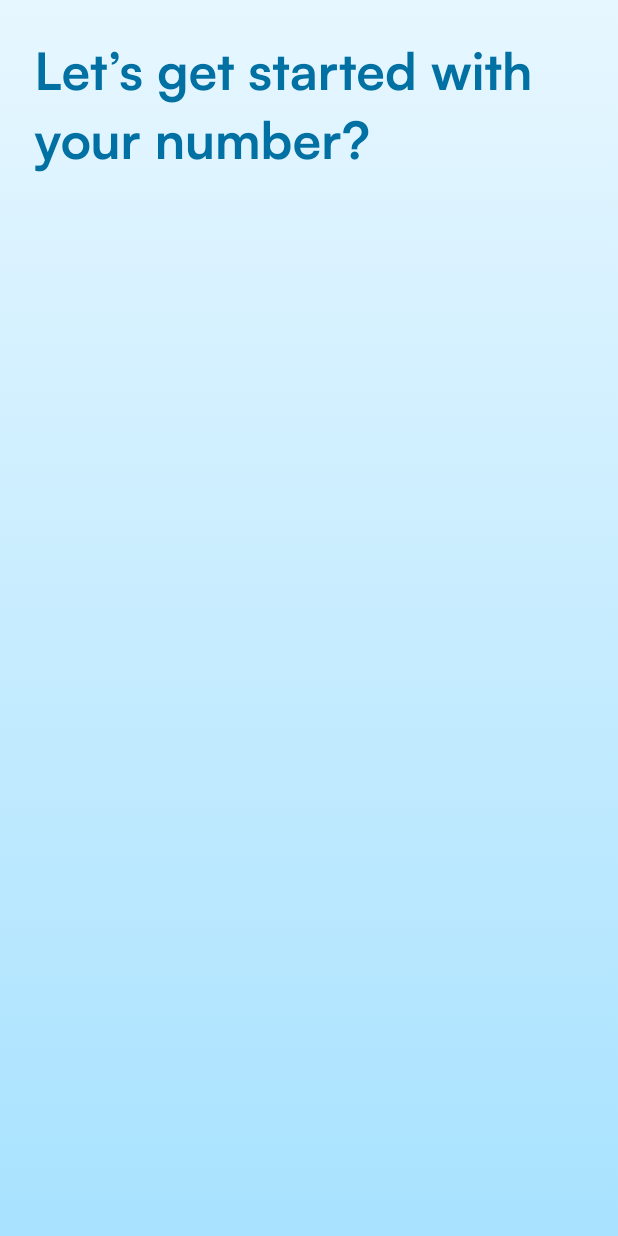
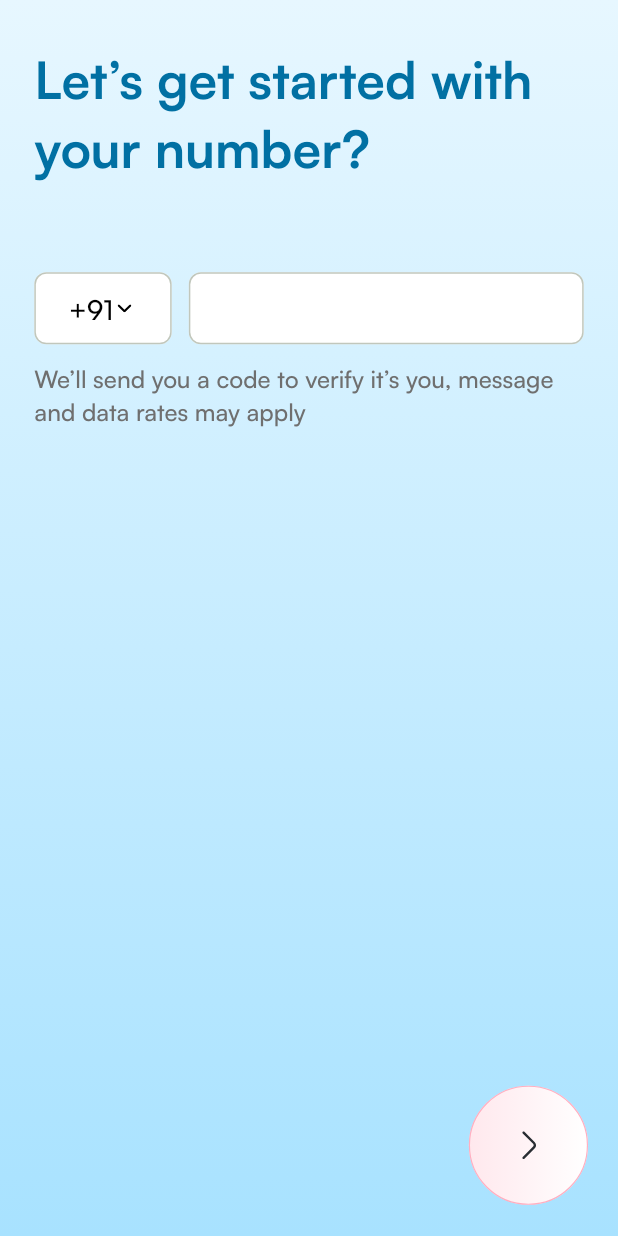
Before and after one commit to JAY-PANCHAL/felicidate_new_mvp, a Flutter app: the screen it shows after launch, after a tap on "Use mobile number", on a phone screen of 412 x 824 dp. Run offline on Flutter 3.47's test engine with Material 3 defaults, Android fonts, the phone set to English and light mode, and no system bars; drawn by our look-alikes of modal_progress_hud_nsn; our stand-ins replace dio, extended_image, flutter_screenutil, flutter_secure_storage, flutter_svg, fluttertoast and 5 more.

Commit message:
- enter number screen done

```diff
--- a/lib/common/CommanTextField.dart
+++ b/lib/common/CommanTextField.dart
@@ -48,7 +48,7 @@ class CustomTextField extends StatefulWidget {
     this.labelKey,
     this.controller,
     this.focusNode,
-    this.decoration = const InputDecoration(),
+    this.decoration,
     this.keyboardType = TextInputType.text,
     this.textInputAction,
     this.textCapitalization = TextCapitalization.none,
@@ -135,16 +135,50 @@ class _CustomTextFieldState extends State<CustomTextField> {
       controller: widget.controller,
       focusNode: _focusNode,
       decoration: widget.decoration ?? InputDecoration(
+        filled: true,
+        fillColor: WHITE,
+        focusColor: WHITE,
+        contentPadding: EdgeInsets.only(left: 15,top: 10),
+        errorMaxLines: 2,
+        hintText: "",
+        hintStyle: Styles.textFontRegular(size: 16,color: GREY_COLOR),
+        border: OutlineInputBorder(
+          borderRadius: BorderRadius.circular(8.0),
+          borderSide: const BorderSide(
+              color: DIVIDER_COLOR,
+              width: 1
+          ),
+        ),
+
+        disabledBorder: OutlineInputBorder(
+          borderRadius: BorderRadius.circular(8.0),
+          borderSide: const BorderSide(
+            color: DIVIDER_COLOR, // Color when focused
+            width: 1,
+          ),
+        ),
+
+        errorBorder: OutlineInputBorder(
+          borderRadius: BorderRadius.circular(8.0),
+          borderSide: const BorderSide(
+            color: RED, // Color when focused
+            width: 1,
+          ),
+        ),
         focusedBorder: OutlineInputBorder(
-          borderRadius: BorderRadius.circular(100),
-          borderSide: BorderSide(color: _borderColor),
+          borderRadius: BorderRadius.circular(8.0),
+          borderSide: const BorderSide(
+            color: PRIMARY_COLOR, // Color when focused
+            width: 1,
+          ),
         ),
         enabledBorder: OutlineInputBorder(
-          borderRadius: BorderRadius.circular(100),
-          borderSide: BorderSide(color: _borderColor),
+          borderRadius: BorderRadius.circular(8.0),
+          borderSide: const BorderSide(
+            color: DIVIDER_COLOR,
+            width: 1,
+          ),
         ),
-        contentPadding: EdgeInsets.only(left: 15.w, right: 10.w),
-        errorText: _errorText,
       ),
       keyboardType: widget.keyboardType,
       cursorHeight: widget.cursorHeight ?? 19.h,
--- a/lib/common/utils/app_constants.dart
+++ b/lib/common/utils/app_constants.dart
@@ -14,10 +14,12 @@ import 'package:get/get.dart';
 import 'package:intl/intl.dart';
 import '../../network/model/user_model.dart';
 import '../../routes/app_pages.dart';
+import '../../ui/widget/image_view.dart';
 import 'Styles.dart';
 import 'app_constants.dart';
 import 'color_constants.dart';
 import 'dimensions.dart';
+import 'image_paths.dart';
 
 class AppConstants {
 
@@ -288,4 +290,20 @@ class AppConstants {
       throw 'Could not launch $phoneUri';
     }
   }
+
+  static CommonFloatButton({onTap}){
+    return GestureDetector(
+      onTap: (){
+        onTap();
+      },
+      child: ImageView(
+        width: 75.sp,
+        height: 75.sp,
+        boxFit: BoxFit.contain,
+        image: AppSvgIcons.icFloatButtonIcon,
+        imageType: ImageType.svg,
+      ),
+    );
+  }
+
 }
--- /dev/null
+++ b/lib/common/utils/app_valid.dart
@@ -0,0 +1,7 @@
+
+
+String? commonValidation(String? value,String error) {
+  return value != null && value.trim().isNotEmpty
+      ? null
+      : error??"";
+}
--- a/lib/common/utils/image_paths.dart
+++ b/lib/common/utils/image_paths.dart
@@ -4,6 +4,8 @@ class AppSvgIcons {
   static const String facBookIcon = 'assets/icons/svgIcons/face_book_icon.svg';
   static const String googleSvg = 'assets/icons/svgIcons/google_svg.svg';
   static const String phoneIcon = 'assets/icons/svgIcons/phone_icon.svg';
+  static const String icDropIcon = 'assets/icons/svgIcons/drop_icon.svg';
+  static const String icFloatButtonIcon = 'assets/icons/svgIcons/float_buttom_icon.svg';
 
 
 
--- a/lib/common/utils/strings.dart
+++ b/lib/common/utils/strings.dart
@@ -120,7 +120,7 @@ class Strings {
   static const String errorStreet = "Please enter Street";
   static const String errorAddressType = "Please enter Address Type";
   static const String errorAddressDetails = "Please enter building/Flat.no";
-  static const String errorPhone = "Please enter phone number";
+
 
   static get validPwdField =>
       "kindly use a mix of upper and lowercase \nletters,numbers, symbols and minimum \n6 characters length";
@@ -139,5 +139,7 @@ class Strings {
   static const withFacebook = 'with Facebook';
   static const useMobileNumber = 'Use mobile number';
   static const startedWithYourNumber = 'Let’s get started with your number? ';
+  static const errorPhone = "Please enter phone number";
+  static const messageNumber = "We’ll send you a code to verify it’s you, message and data rates may apply";
 
 }
--- a/lib/routes/app_pages.dart
+++ b/lib/routes/app_pages.dart
@@ -2,6 +2,7 @@ import 'package:get/get.dart';
 
 import '../main.dart';
 import '../ui/screens/auth/login_screen.dart';
+import '../ui/screens/auth/phoneLogin/phoneOtp/phone_otp_screen.dart';
 import '../ui/screens/auth/phoneLogin/phone_login_screen.dart';
 
 part 'app_routes.dart';
@@ -25,5 +26,10 @@ class AppPages {
         page: () => PhoneLoginScreen(),
         transition: Transition.rightToLeft),
 
+    GetPage(
+        name: Routes.phoneOtpScreen,
+        page: () => PhoneOtpScreen(),
+        transition: Transition.rightToLeft),
+
   ];
 }
--- a/lib/routes/app_routes.dart
+++ b/lib/routes/app_routes.dart
@@ -8,6 +8,7 @@ abstract class Routes {
   //
   // static const login = '/login';
    static const phoneLoginScreen = '/PhoneLoginScreen';
+   static const phoneOtpScreen = '/PhoneOtpScreen';
 
 
 }
--- /dev/null
+++ b/lib/ui/screens/auth/phoneLogin/phoneOtp/phone_otp_controller.dart
@@ -0,0 +1,29 @@
+import 'dart:async';
+
+import 'package:felicidade/common/dependency_injection.dart';
+import 'package:flutter/material.dart';
+import 'package:get/get.dart';
+
+import '../../../../../controller/base_controller.dart';
+
+
+
+class PhoneOtpController extends BaseController {
+
+  var number = "".obs;
+
+
+
+  @override
+  Future<void> onInit() async {
+    var data = Get.arguments;
+    if(data!=null){
+      number.value = data;
+    }
+    super.onInit();
+  }
+
+
+
+
+}
--- /dev/null
+++ b/lib/ui/screens/auth/phoneLogin/phoneOtp/phone_otp_screen.dart
@@ -0,0 +1,97 @@
+import 'package:felicidade/common/utils/Styles.dart';
+import 'package:felicidade/common/utils/app_valid.dart';
+import 'package:felicidade/common/utils/image_paths.dart';
+import 'package:felicidade/ui/screens/auth/phoneLogin/phoneOtp/phone_otp_controller.dart';
+import 'package:felicidade/ui/screens/auth/phoneLogin/phone_login_controller.dart';
+import 'package:felicidade/ui/widget/constants/app_colors.dart';
+import 'package:flutter/material.dart';
+import 'package:flutter_screenutil/flutter_screenutil.dart';
+import 'package:get/get.dart';
+
+import 'package:modal_progress_hud_nsn/modal_progress_hud_nsn.dart';
+
+import '../../../../../common/utils/app_constants.dart';
+
+import '../../../../../common/utils/strings.dart';
+import '../../../../widget/image_view.dart';
+
+
+
+class PhoneOtpScreen extends StatefulWidget {
+  PhoneOtpScreen({Key? key}) : super(key: key);
+
+  @override
+  State<StatefulWidget> createState() => PhoneOtpScreenState();
+}
+
+class PhoneOtpScreenState extends State<PhoneOtpScreen> {
+  final PhoneOtpController phoneOtpController = Get.put(PhoneOtpController());
+
+  @override
+  void initState() {
+    super.initState();
+  }
+
+  @override
+  void dispose() {
+    super.dispose();
+    Get.delete<PhoneOtpController>();
+  }
+
+
+
+  @override
+  Widget build(BuildContext context) {
+    ScreenUtil.init(context);
+    return Obx(() {
+      return ModalProgressHUD(
+        color: Colors.black.withOpacity(0.6),
+        dismissible: false,
+        progressIndicator: AppConstants.loader(context),
+        inAsyncCall: phoneOtpController.isLoading.value,
+        child: Scaffold(
+          backgroundColor: WHITE,
+          floatingActionButton: AppConstants.CommonFloatButton(
+              onTap: (){
+
+              }
+          ),
+          body: SafeArea(
+            child: Container(
+              width: 1.sw,
+              height: 1.sh,
+              decoration: BoxDecoration(
+                gradient: LinearGradient(
+                  begin: Alignment.topCenter,
+                  end: Alignment.bottomCenter,
+                  colors: [
+                    LIGHT_BLUE2,
+                    LIGHT_BLUE1,
+                  ],
+                ),
+              ),
+              child: Padding(
+                padding: EdgeInsets.symmetric(horizontal: 20.w),
+                child: SingleChildScrollView(
+                  child: Column(
+                    mainAxisAlignment: MainAxisAlignment.start,
+                    crossAxisAlignment: CrossAxisAlignment.start,
+                    children: [
+                      SizedBox(height: 25.h,),
+                      Text(Strings.startedWithYourNumber,style: Styles.textFontBold(size: 30,color: BLUE_COLOR),),
+                      SizedBox(height: 50.h,),
+                    ],
+                  ),
+                ),
+              ),
+            ),
+          ),
+        ),
+      );
+    });
+  }
+
+
+
+
+}
--- a/lib/ui/screens/auth/phoneLogin/phone_login_controller.dart
+++ b/lib/ui/screens/auth/phoneLogin/phone_login_controller.dart
@@ -1,4 +1,8 @@
 import 'dart:async';
+
+import 'package:felicidade/common/dependency_injection.dart';
+import 'package:flutter/material.dart';
+import 'package:get/get.dart';
 
 import '../../../../controller/base_controller.dart';
 
@@ -6,6 +10,34 @@ import '../../../../controller/base_controller.dart';
 
 class PhoneLoginController extends BaseController {
 
+  final formKey = GlobalKey<FormState>();
+
+  TextEditingController number =  TextEditingController();
+
+  var preNum = "+91".obs;
+
+  var preNumList = [
+    '+1',   // United States/Canada
+    '+44',  // United Kingdom
+    '+91',  // India
+    '+61',  // Australia
+    '+81',  // Japan
+    '+49',  // Germany
+    '+33',  // France
+    '+86',  // China
+    '+7',   // Russia
+    '+39',  // Italy
+    '+34',  // Spain
+    '+55',  // Brazil
+    '+27',  // South Africa
+    '+82',  // South Korea
+    '+47',  // Norway
+    '+31',  // Netherlands
+    '+64',  // New Zealand
+    '+65',  // Singapore
+    '+60',  // Malaysia
+    '+62',  // Indonesia
+  ];
 
   @override
   Future<void> onInit() async {
--- a/lib/ui/screens/auth/phoneLogin/phone_login_screen.dart
+++ b/lib/ui/screens/auth/phoneLogin/phone_login_screen.dart
@@ -1,4 +1,5 @@
 import 'package:felicidade/common/utils/Styles.dart';
+import 'package:felicidade/common/utils/app_valid.dart';
 import 'package:felicidade/common/utils/image_paths.dart';
 import 'package:felicidade/ui/screens/auth/phoneLogin/phone_login_controller.dart';
 import 'package:felicidade/ui/widget/constants/app_colors.dart';
@@ -8,8 +9,11 @@ import 'package:get/get.dart';
 
 import 'package:modal_progress_hud_nsn/modal_progress_hud_nsn.dart';
 
+import '../../../../common/CommanTextField.dart';
 import '../../../../common/utils/app_constants.dart';
 import '../../../../common/utils/strings.dart';
+import '../../../../routes/app_pages.dart';
+import '../../../widget/image_view.dart';
 
 
 class PhoneLoginScreen extends StatefulWidget {
@@ -46,6 +50,13 @@ class PhoneLoginScreenState extends State<PhoneLoginScreen> {
         inAsyncCall: phoneLoginController.isLoading.value,
         child: Scaffold(
           backgroundColor: WHITE,
+          floatingActionButton: AppConstants.CommonFloatButton(
+            onTap: (){
+              if (phoneLoginController.formKey.currentState!.validate()) {
+                Get.toNamed(Routes.phoneOtpScreen,arguments: phoneLoginController.number.text);
+              }
+            }
+          ),
           body: SafeArea(
             child: Container(
               width: 1.sw,
@@ -62,13 +73,38 @@ class PhoneLoginScreenState extends State<PhoneLoginScreen> {
               ),
               child: Padding(
                 padding: EdgeInsets.symmetric(horizontal: 20.w),
-                child: Column(
-                  mainAxisAlignment: MainAxisAlignment.start,
-                  crossAxisAlignment: CrossAxisAlignment.start,
-                  children: [
-                    SizedBox(height: 20.h,),
-                    Text(Strings.startedWithYourNumber,style: Styles.textFontBold(size: 30,color: BLUE_COLOR),)
-                  ],
+                child: SingleChildScrollView(
+                  child: Form(
+                    key: phoneLoginController.formKey,
+                    child: Column(
+                      mainAxisAlignment: MainAxisAlignment.start,
+                      crossAxisAlignment: CrossAxisAlignment.start,
+                      children: [
+                        SizedBox(height: 25.h,),
+                        Text(Strings.startedWithYourNumber,style: Styles.textFontBold(size: 30,color: BLUE_COLOR),),
+                        SizedBox(height: 50.h,),
+                        Row(
+                          mainAxisAlignment: MainAxisAlignment.start,
+                          crossAxisAlignment: CrossAxisAlignment.start,
+                          children: [
+
+                            SizedBox(
+                              width: 80.w,
+                                child: numDropDown()),
+                            SizedBox(width: 10.w,),
+
+                            Expanded(
+                                child: numberWidget()
+                            ),
+                          ],
+                        ),
+                        SizedBox(height: 10.h,),
+                        Text(Strings.messageNumber,style: Styles.textFontMedium(size: 14,color: DARK_GREY),),
+
+
+                      ],
+                    ),
+                  ),
                 ),
               ),
             ),
@@ -78,5 +114,92 @@ class PhoneLoginScreenState extends State<PhoneLoginScreen> {
     });
   }
 
+  Widget numberWidget(){
+    return CustomTextField(
+      controller: phoneLoginController.number,
+      keyboardType: TextInputType.phone,
+      validator: (value) => commonValidation(value,Strings.errorPhone),
+      titleLabel: "",
+    );
+  }
+
+  Widget numDropDown(){
+    return DropdownButtonFormField(
+      value: phoneLoginController.preNum.value,
+      items: (phoneLoginController.preNumList ?? []).map((com) {
+        return DropdownMenuItem(
+          value: com,
+          child: Padding(
+            padding: EdgeInsets.only(left: 20.w, top: 1.h),
+            child: Text(com??"",style: Styles.textFontMedium(size: 16),),
+          ),
+        );
+      }).toList(),
+      onChanged: (val) {
+        if (val != null) {
+          phoneLoginController.preNum.value = val??"";
+        }
+      },
+      icon: Padding(
+        padding: EdgeInsets.only(right: 13.w),
+        child: ImageView(
+          width: 8.sp,
+          height: 8.sp,
+          boxFit: BoxFit.contain,
+          image: AppSvgIcons.icDropIcon,
+          imageType: ImageType.svg,
+        ),
+      ),
+      focusColor: WHITE,
+      isExpanded: true,
+      decoration: InputDecoration(
+        filled: true,
+        fillColor: WHITE,
+        focusColor: WHITE,
+        contentPadding: EdgeInsets.only(left: 0,top: 10),
+        errorMaxLines: 2,
+        hintText: "",
+        hintStyle: Styles.textFontRegular(size: 16,color: GREY_COLOR),
+        border: OutlineInputBorder(
+          borderRadius: BorderRadius.circular(8.0),
+          borderSide: const BorderSide(
+              color: DIVIDER_COLOR,
+              width: 1
+          ),
+        ),
+
+        disabledBorder: OutlineInputBorder(
+          borderRadius: BorderRadius.circular(8.0),
+          borderSide: const BorderSide(
+            color: DIVIDER_COLOR, // Color when focused
+            width: 1,
+          ),
+        ),
+
+        errorBorder: OutlineInputBorder(
+          borderRadius: BorderRadius.circular(8.0),
+          borderSide: const BorderSide(
+            color: RED, // Color when focused
+            width: 1,
+          ),
+        ),
+        focusedBorder: OutlineInputBorder(
+          borderRadius: BorderRadius.circular(8.0),
+          borderSide: const BorderSide(
+            color: DIVIDER_COLOR, // Color when focused
+            width: 1,
+          ),
+        ),
+        enabledBorder: OutlineInputBorder(
+          borderRadius: BorderRadius.circular(8.0),
+          borderSide: const BorderSide(
+            color: DIVIDER_COLOR,
+            width: 1,
+          ),
+        ),
+      ),
+    );
+  }
+
 
 }
--- a/lib/ui/widget/constants/app_colors.dart
+++ b/lib/ui/widget/constants/app_colors.dart
@@ -6,6 +6,7 @@ const Color PRIMARY_COLOR = Color(0xFFFFA9BC);
 const Color BLUE_COLOR = Color(0xFF0170A3);
 const Color LIGHT_BLUE1= Color(0xFFE7F7FF);
 const Color LIGHT_BLUE2 = Color(0xFFA8E2FF);
+const Color DARK_GREY = Color(0xFF6F6F6F);
 
 
 const Color LIGHT_BLACK = Color(0xFF2C3125);
```
Also changed, not shown: assets/icons/svgIcons/drop_icon.svg (added), assets/icons/svgIcons/float_buttom_icon.svg (added).
